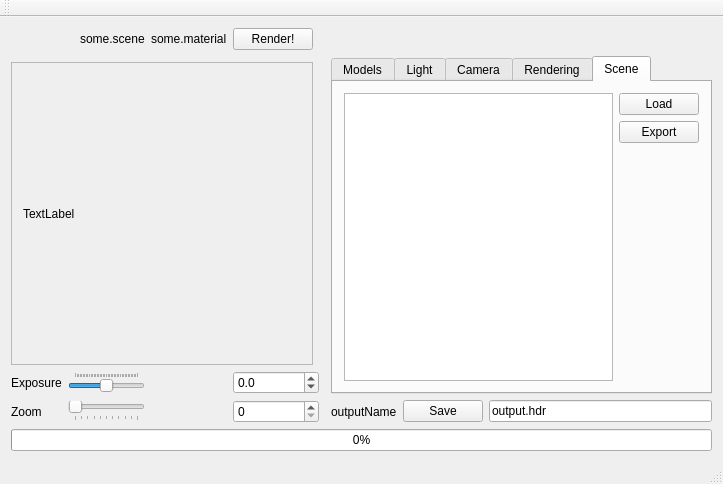
The window that RaySamplesGui/TracingGui/Sources/tracinggui.ui (caronnee/graphicsbasics) describes before a commit, drawn with Qt 5.
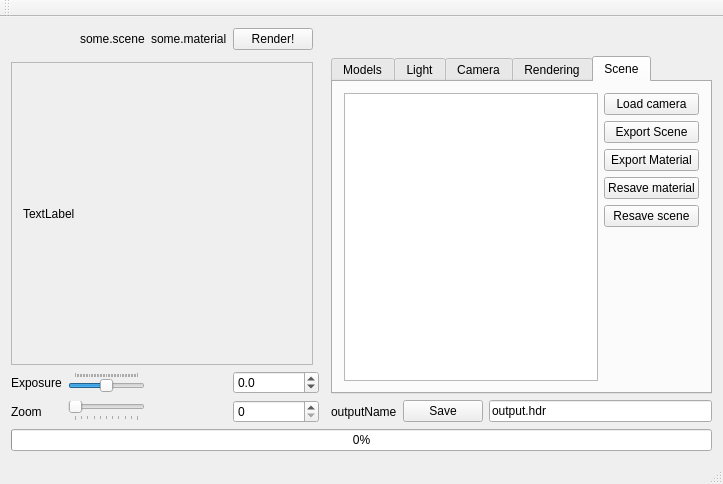
The same window after the commit. Custom widgets are drawn as their Qt base class.

Commit message: Exporting material works

What changed in the file:
```diff
--- a/RaySamplesGui/TracingGui/Sources/tracinggui.ui
+++ b/RaySamplesGui/TracingGui/Sources/tracinggui.ui
@@ -979,22 +979,43 @@
         <string>Scene</string>
        </attribute>
        <layout class="QGridLayout" name="gridLayout_7">
-        <item row="1" column="1">
-         <widget class="QPushButton" name="exportScene">
+        <item row="4" column="1">
+         <widget class="QPushButton" name="sceneSave">
           <property name="text">
-           <string>Export</string>
+           <string>Resave scene</string>
+          </property>
+         </widget>
+        </item>
+        <item row="0" column="0" rowspan="7">
+         <widget class="QTableView" name="sceneNames"/>
+        </item>
+        <item row="2" column="1">
+         <widget class="QPushButton" name="exportMaterial">
+          <property name="text">
+           <string>Export Material</string>
           </property>
          </widget>
         </item>
         <item row="0" column="1">
          <widget class="QPushButton" name="loadScene">
           <property name="text">
-           <string>Load</string>
+           <string>Load camera</string>
           </property>
          </widget>
         </item>
-        <item row="0" column="0" rowspan="3">
-         <widget class="QTableView" name="sceneNames"/>
+        <item row="3" column="1">
+         <widget class="QPushButton" name="pushButton">
+          <property name="text">
+           <string>Resave material</string>
+          </property>
+         </widget>
+        </item>
+        <item row="1" column="1">
+         <widget class="QPushButton" name="exportScene">
+          <property name="text">
+           <string>Export Scene</string>
+          </property>
+         </widget>
         </item>
        </layout>
       </widget>
```
The commit also changes 2 other files.
